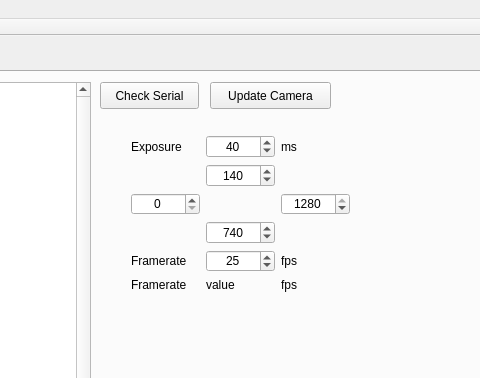
Above: GUI/mainwindow.ui from LJPZebra/the_tropical_river_control before the change; both pictures show x 382 to 862 and y 0 to 378 of the 1300 by 750 pixel window. Below: the same form after it.
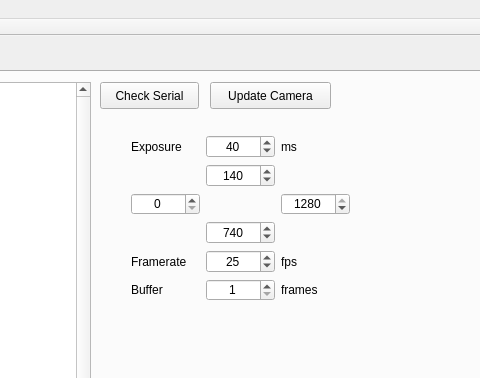
That is the form after the change. Custom widgets are drawn as their Qt base class.

Commit message: Create a frame writer with a buffer thread safe

What changed in the file:
```diff
--- a/GUI/mainwindow.ui
+++ b/GUI/mainwindow.ui
@@ -272,7 +272,7 @@
         <x>490</x>
         <y>52</y>
         <width>241</width>
-        <height>179</height>
+        <height>188</height>
        </rect>
       </property>
       <layout class="QGridLayout" name="gridLayout_2">
@@ -394,21 +394,30 @@
        <item row="5" column="0">
         <widget class="QLabel" name="label_17">
          <property name="text">
-          <string>Framerate</string>
-         </property>
-        </widget>
-       </item>
-       <item row="5" column="1">
-        <widget class="QLabel" name="trueFPS">
-         <property name="text">
-          <string>value</string>
+          <string>Buffer</string>
          </property>
         </widget>
        </item>
        <item row="5" column="2">
         <widget class="QLabel" name="label_18">
          <property name="text">
-          <string>fps</string>
+          <string>frames</string>
+         </property>
+        </widget>
+       </item>
+       <item row="5" column="1">
+        <widget class="QSpinBox" name="bufferSize">
+         <property name="alignment">
+          <set>Qt::AlignCenter</set>
+         </property>
+         <property name="minimum">
+          <number>1</number>
+         </property>
+         <property name="maximum">
+          <number>300</number>
+         </property>
+         <property name="value">
+          <number>1</number>
          </property>
         </widget>
        </item>
```
The commit also changes 7 other files.
